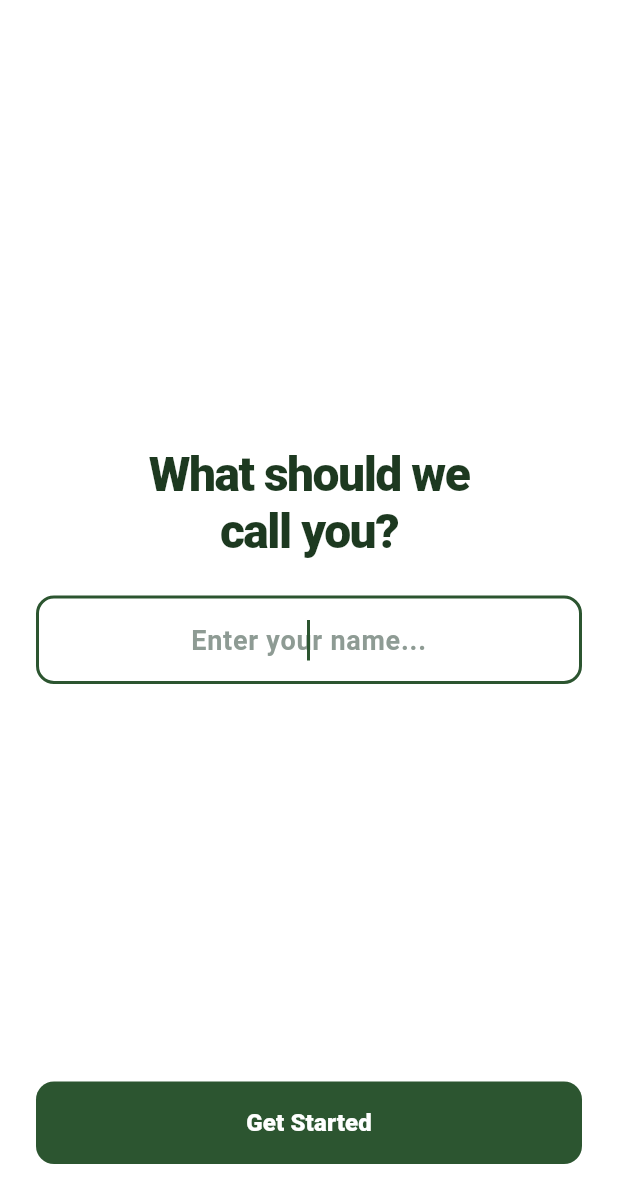
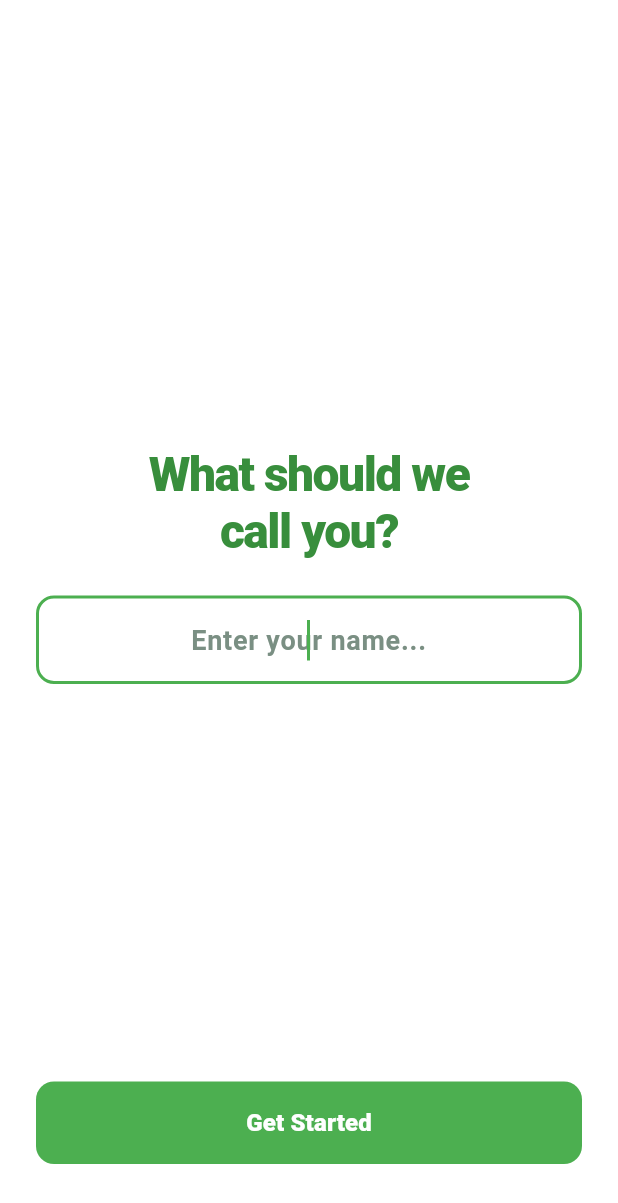
Before and after one commit to Johnl07/digital-gardening-assistant, a Flutter app: the screen it shows after launch, after a tap on "Next", on a phone screen of 412 x 824 dp. Shown: the top 1203 px of the screen. Run offline on Flutter 3.47's test engine with Material 3 defaults, Android fonts, the phone set to English and light mode, and no system bars; our stand-ins replace shared_preferences.

Commit message:
applied new Leafy Green & Sunny Yellow theme colors

```diff
--- a/lib/main.dart
+++ b/lib/main.dart
@@ -16,16 +16,16 @@ class MyApp extends StatelessWidget {
       theme: ThemeData(
         useMaterial3: true,
         brightness: Brightness.light,
-        scaffoldBackgroundColor: const Color(0xFFF9F8F4),
+        scaffoldBackgroundColor: const Color(0xFFF2FAF3),
         colorScheme: const ColorScheme.light(
-          primary: Color(0xFF2C5530),       // Forest Green
-          secondary: Color(0xFF88A07A),     // Soft Sage
+          primary: Color(0xFF4CAF50),       // Leafy Green
+          secondary: Color(0xFFFFC107),     // Sunny Yellow
           surface: Colors.white,
-          error: Color(0xFFC27B5C),         // Earthy Terracotta
+          error: Color(0xFF9C27B0),         // Floral Violet
         ),
         appBarTheme: const AppBarTheme(
           backgroundColor: Colors.white,
-          foregroundColor: Color(0xFF1E2320), // Slate Charcoal
+          foregroundColor: Color(0xFF0F1D15), // Deep Navy/Green
           elevation: 0,
           scrolledUnderElevation: 0,
         ),
@@ -34,12 +34,12 @@ class MyApp extends StatelessWidget {
           elevation: 0,
           shape: RoundedRectangleBorder(
             borderRadius: BorderRadius.circular(16),
-            side: const BorderSide(color: Color(0xFFE5E9E4), width: 1),
+            side: const BorderSide(color: Color(0xFFE2EDE4), width: 1),
           ),
         ),
         elevatedButtonTheme: ElevatedButtonThemeData(
           style: ElevatedButton.styleFrom(
-            backgroundColor: const Color(0xFF2C5530),
+            backgroundColor: const Color(0xFF4CAF50),
             foregroundColor: Colors.white,
             elevation: 0,
             padding: const EdgeInsets.symmetric(horizontal: 24, vertical: 16),
--- a/lib/screens/home_screen.dart
+++ b/lib/screens/home_screen.dart
@@ -9,16 +9,16 @@ import '../services/storage_service.dart';
 
 // ─── Minimalist Green & White Design System ──────────────────────────────────
 class _Theme {
-  static const primary = Color(0xFF2C5530);      // Forest Green
-  static const primaryDark = Color(0xFF1D3920);  // Dark Forest Green
-  static const accent = Color(0xFF88A07A);       // Soft Sage
-  static const bg = Color(0xFFF9F8F4);           // Warm Cream
-  static const cardBg = Colors.white;            // White card background
-  static const border = Color(0xFFE5E9E4);       // Sage-tinted thin border
-  static const textPrimary = Color(0xFF1E2320);  // Slate Charcoal text
-  static const textSecondary = Color(0xFF55605A);// Muted soft charcoal
-  static const textTertiary = Color(0xFF8E9B94); // Light soft charcoal
-  static const highlight = Color(0xFFC27B5C);    // Earthy Terracotta
+  static const primary = Color(0xFF4CAF50);      // Leafy Green
+  static const primaryDark = Color(0xFF388E3C);  // Dark Leafy Green
+  static const accent = Color(0xFFFFC107);       // Sunny Yellow
+  static const bg = Color(0xFFF2FAF3);           // Subtle Mint
+  static const cardBg = Colors.white;            // Crisp White card background
+  static const border = Color(0xFFE2EDE4);       // Mint-tinted thin border
+  static const textPrimary = Color(0xFF0F1D15);  // Deep Navy/Green text
+  static const textSecondary = Color(0xFF3B4F44);// Muted Navy/Green
+  static const textTertiary = Color(0xFF7A8F83); // Light soft green-grey
+  static const highlight = Color(0xFF9C27B0);    // Floral Violet
 
   static const r12 = BorderRadius.all(Radius.circular(12));
   static const r16 = BorderRadius.all(Radius.circular(16));
```
Also changed, not shown: 1 other file.
